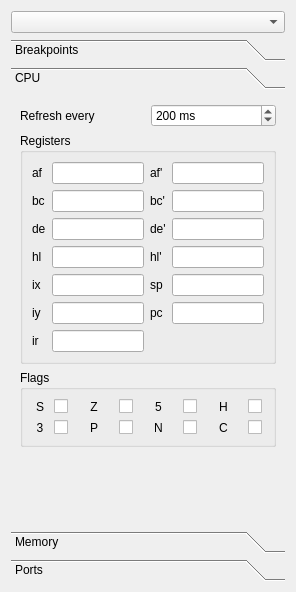
The window that gui-qt/calcdebuger.ui (labsin/TilEm) describes before a commit, drawn with Qt 5.
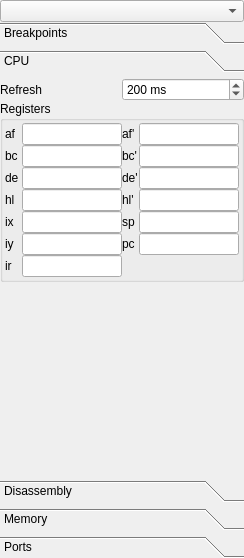
The same window after the commit. Custom widgets are drawn as their Qt base class.

Commit message: Debugger now sports disassembly. More debugger polishing.

```diff
--- a/gui-qt/calcdebuger.ui
+++ b/gui-qt/calcdebuger.ui
@@ -6,14 +6,20 @@
    <rect>
     <x>0</x>
     <y>0</y>
-    <width>296</width>
-    <height>592</height>
+    <width>244</width>
+    <height>558</height>
    </rect>
   </property>
   <property name="windowTitle">
    <string>Debuger</string>
   </property>
   <layout class="QVBoxLayout" name="verticalLayout_4">
+   <property name="sizeConstraint">
+    <enum>QLayout::SetMinimumSize</enum>
+   </property>
+   <property name="margin">
+    <number>0</number>
+   </property>
    <item>
     <widget class="QComboBox" name="cbTarget"/>
    </item>
@@ -226,14 +232,17 @@
        <rect>
         <x>0</x>
         <y>0</y>
-        <width>261</width>
-        <height>426</height>
+        <width>234</width>
+        <height>354</height>
        </rect>
       </property>
       <attribute name="label">
        <string>CPU</string>
       </attribute>
       <layout class="QGridLayout" name="gridLayout_5">
+       <property name="margin">
+        <number>0</number>
+       </property>
        <item row="0" column="1">
         <widget class="QSpinBox" name="spnRefresh">
          <property name="suffix">
@@ -247,12 +256,35 @@
          </property>
         </widget>
        </item>
+       <item row="2" column="0" colspan="2">
+        <spacer name="verticalSpacer">
+         <property name="orientation">
+          <enum>Qt::Vertical</enum>
+         </property>
+         <property name="sizeHint" stdset="0">
+          <size>
+           <width>20</width>
+           <height>40</height>
+          </size>
+         </property>
+        </spacer>
+       </item>
+       <item row="0" column="0">
+        <widget class="QLabel" name="label_4">
+         <property name="text">
+          <string>Refresh</string>
+         </property>
+        </widget>
+       </item>
        <item row="1" column="0" colspan="2">
         <widget class="QGroupBox" name="gbRegisters">
          <property name="title">
           <string>Registers</string>
          </property>
          <layout class="QGridLayout" name="gridLayout">
+          <property name="margin">
+           <number>2</number>
+          </property>
           <item row="0" column="0">
            <widget class="QLabel" name="label_16">
             <property name="text">
@@ -591,163 +623,85 @@
             </property>
            </widget>
           </item>
-         </layout>
-        </widget>
-       </item>
-       <item row="2" column="0" colspan="2">
-        <widget class="QGroupBox" name="gbFlags">
-         <property name="title">
-          <string>Flags</string>
-         </property>
-         <layout class="QGridLayout" name="gridLayout_2">
-          <item row="0" column="0">
-           <widget class="QLabel" name="label">
+          <item row="6" column="3" colspan="3">
+           <widget class="CalcFlags" name="lbl_flags">
             <property name="text">
-             <string>S</string>
+             <string/>
             </property>
-            <property name="alignment">
-             <set>Qt::AlignCenter</set>
+            <property name="textFormat">
+             <enum>Qt::PlainText</enum>
             </property>
-           </widget>
-          </item>
-          <item row="0" column="2" colspan="2">
-           <widget class="QLabel" name="label_2">
-            <property name="text">
-             <string>Z</string>
-            </property>
             <property name="alignment">
              <set>Qt::AlignCenter</set>
             </property>
            </widget>
           </item>
-          <item row="0" column="5" colspan="2">
-           <widget class="QLabel" name="label_3">
-            <property name="text">
-             <string>5</string>
-            </property>
-            <property name="alignment">
-             <set>Qt::AlignCenter</set>
-            </property>
-           </widget>
-          </item>
-          <item row="0" column="8" colspan="2">
-           <widget class="QLabel" name="label_6">
-            <property name="text">
-             <string>H</string>
-            </property>
-            <property name="alignment">
-             <set>Qt::AlignCenter</set>
-            </property>
-           </widget>
-          </item>
-          <item row="2" column="0">
-           <widget class="QLabel" name="label_11">
-            <property name="text">
-             <string>3</string>
-            </property>
-            <property name="alignment">
-             <set>Qt::AlignCenter</set>
-            </property>
-           </widget>
-          </item>
-          <item row="2" column="2" colspan="2">
-           <widget class="QLabel" name="label_9">
-            <property name="text">
-             <string>P</string>
-            </property>
-            <property name="alignment">
-             <set>Qt::AlignCenter</set>
-            </property>
-           </widget>
-          </item>
-          <item row="2" column="5" colspan="2">
-           <widget class="QLabel" name="label_10">
-            <property name="text">
-             <string>N</string>
-            </property>
-            <property name="alignment">
-             <set>Qt::AlignCenter</set>
-            </property>
-           </widget>
-          </item>
-          <item row="2" column="8" colspan="2">
-           <widget class="QLabel" name="label_8">
-            <property name="text">
-             <string>C</string>
-            </property>
-            <property name="alignment">
-             <set>Qt::AlignCenter</set>
-            </property>
-           </widget>
-          </item>
-          <item row="0" column="1">
-           <widget class="QCheckBox" name="chk_flag_S">
-            <property name="text">
-             <string/>
-            </property>
-           </widget>
-          </item>
-          <item row="0" column="4">
-           <widget class="QCheckBox" name="chk_flag_Z">
-            <property name="text">
-             <string/>
-            </property>
-           </widget>
-          </item>
-          <item row="0" column="7">
-           <widget class="QCheckBox" name="chk_flag_5">
-            <property name="text">
-             <string/>
-            </property>
-           </widget>
-          </item>
-          <item row="2" column="4">
-           <widget class="QCheckBox" name="chk_flag_P">
-            <property name="text">
-             <string/>
-            </property>
-           </widget>
-          </item>
-          <item row="2" column="7">
-           <widget class="QCheckBox" name="chk_flag_N">
-            <property name="text">
-             <string/>
-            </property>
-           </widget>
-          </item>
-          <item row="0" column="10">
-           <widget class="QCheckBox" name="chk_flag_H">
-            <property name="text">
-             <string/>
-            </property>
-           </widget>
-          </item>
-          <item row="2" column="1">
-           <widget class="QCheckBox" name="chk_flag_3">
-            <property name="text">
-             <string/>
-            </property>
-           </widget>
-          </item>
-          <item row="2" column="10">
-           <widget class="QCheckBox" name="chk_flag_C">
-            <property name="text">
-             <string/>
-            </property>
-           </widget>
-          </item>
          </layout>
+        </widget>
+       </item>
+      </layout>
+     </widget>
+     <widget class="QWidget" name="pageDisasm">
+      <attribute name="label">
+       <string>Disassembly</string>
+      </attribute>
+      <layout class="QGridLayout" name="gridLayout_2">
+       <item row="0" column="0">
+        <widget class="QLabel" name="label_2">
+         <property name="text">
+          <string>Start</string>
+         </property>
+        </widget>
+       </item>
+       <item row="0" column="1" colspan="2">
+        <widget class="QLineEdit" name="le_disasm_start">
+         <property name="inputMask">
+          <string>HHHHHH; </string>
+         </property>
+        </widget>
+       </item>
+       <item row="1" column="0">
+        <widget class="QLabel" name="label">
+         <property name="text">
+          <string>Length</string>
+         </property>
+        </widget>
+       </item>
+       <item row="1" column="1" colspan="2">
+        <widget class="QSpinBox" name="spn_disasm_length">
+         <property name="suffix">
+          <string> lines</string>
+         </property>
+         <property name="minimum">
+          <number>5</number>
+         </property>
+         <property name="maximum">
+          <number>1000</number>
+         </property>
+         <property name="value">
+          <number>10</number>
+         </property>
+        </widget>
+       </item>
+       <item row="3" column="0">
+        <widget class="QPushButton" name="b_resume">
+         <property name="enabled">
+          <bool>false</bool>
+         </property>
+         <property name="text">
+          <string>Resume</string>
+         </property>
         </widget>
        </item>
        <item row="3" column="1">
-        <spacer name="verticalSpacer">
+        <spacer name="horizontalSpacer">
          <property name="orientation">
-          <enum>Qt::Vertical</enum>
+          <enum>Qt::Horizontal</enum>
          </property>
          <property name="sizeHint" stdset="0">
           <size>
-           <width>20</width>
-           <height>40</height>
+           <width>54</width>
+           <height>20</height>
           </size>
          </property>
         </spacer>
@@ -755,7 +709,7 @@
        <item row="0" column="0">
         <widget class="QLabel" name="label_4">
          <property name="text">
-          <string>Refresh every</string>
+          <string>Step</string>
          </property>
         </widget>
        </item>
@@ -934,12 +888,18 @@
    </item>
   </layout>
  </widget>
+ <layoutdefault spacing="0" margin="0"/>
  <customwidgets>
   <customwidget>
    <class>CalcHexValue</class>
    <extends>QLineEdit</extends>
    <header>calchexvalue.h</header>
   </customwidget>
+  <customwidget>
+   <class>CalcFlags</class>
+   <extends>QLabel</extends>
+   <header>calcflags.h</header>
+  </customwidget>
  </customwidgets>
  <resources/>
  <connections/>
```
Left out of the diff: 37 changed lines with no effect on the pictures. The commit also changes 5 other files.
